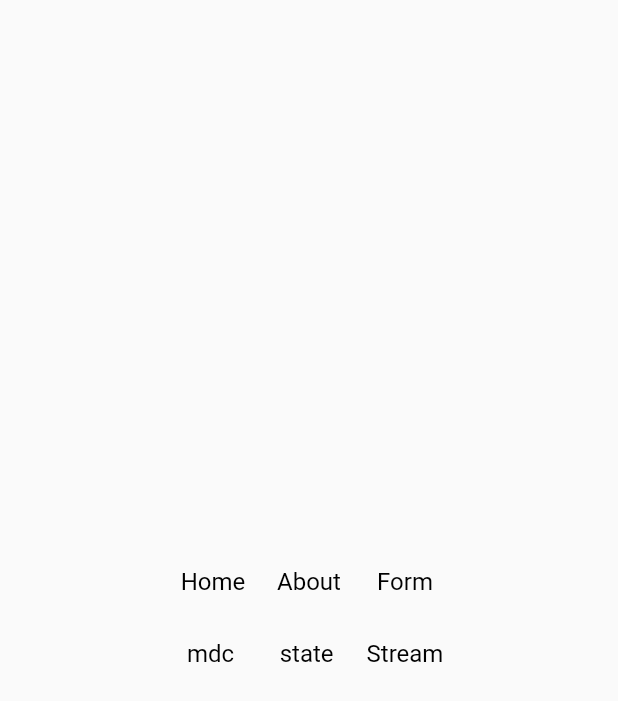
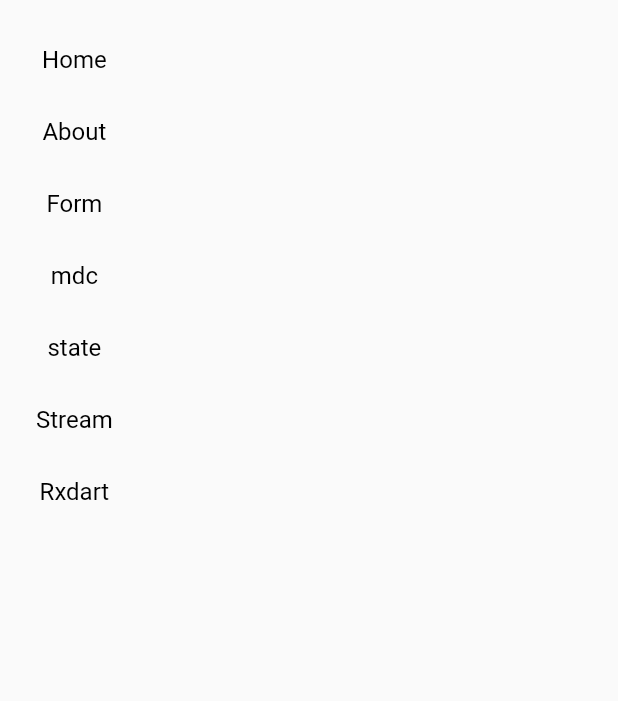
Before and after one commit to symboll/red, a Flutter app: the screen it shows after launch, on a phone screen of 412 x 824 dp. Shown: the top 701 px of the screen. Run offline on Flutter 3.47's test engine with Material 2 defaults, Android fonts, the phone set to English and light mode, and no system bars; our stand-ins replace rxdart.

Commit message:
feat: add rxdart

```diff
--- a/app/lib/demo/navigator_demo.dart
+++ b/app/lib/demo/navigator_demo.dart
@@ -15,17 +15,23 @@ class NavigatorDemo extends StatelessWidget {
   @override
   Widget build(BuildContext context) {
     return Scaffold(
-      body: Column(
-        mainAxisAlignment: MainAxisAlignment.center,
-        children: [
-          Row(
+      body: Container(
+        padding: EdgeInsets.all(16.0),
+        child: SafeArea(
+          child: SingleChildScrollView(
+            child: Theme(
+              data: ThemeData(
+                textButtonTheme: TextButtonThemeData(
+                  style: _style
+                )
+              ),
+              child: Column(
                 mainAxisAlignment: MainAxisAlignment.center,
                 children: [
                   TextButton(
                     onPressed: () {
                       Navigator.pushNamed(context, '/home');
                     },
-                style: _style,
                     child: Text('Home')
                   ),
                   TextButton(
@@ -37,45 +43,43 @@ class NavigatorDemo extends StatelessWidget {
                       // );
                       Navigator.pushNamed(context, '/about');
                     },
-                style: _style,
                     child: Text( 'About' )
                   ),
                   TextButton(
                     onPressed: () {
                       Navigator.pushNamed(context, '/form');
                     },
-                style: _style,
                     child: Text('Form')
-              )
-            ],
                   ),
-          Row(
-            mainAxisAlignment: MainAxisAlignment.center,
-            children: [
                   TextButton(
                     onPressed: () {
                       Navigator.pushNamed(context, '/mdc');
                     },
-                style: _style,
                     child: Text('mdc')
                   ),
                   TextButton(
                     onPressed: () {
                       Navigator.pushNamed(context, '/state');
                     },
-                style: _style,
                     child: Text('state')
                   ),
                   TextButton(
                     onPressed: () {
                       Navigator.pushNamed(context, '/stream');
                     },
-                style: _style,
                     child: Text('Stream')
+                  ),
+                  TextButton(
+                    onPressed: () {
+                      Navigator.pushNamed(context, '/rxdart');
+                    },
+                    child: Text('Rxdart')
                   ),
                 ],
               )
-        ],
+            ),
+          ),
+        )
       ),
     );
   }
--- a/app/lib/main.dart
+++ b/app/lib/main.dart
@@ -1,3 +1,4 @@
+
 import 'package:flutter/material.dart';
 import 'demo/listview_demo.dart';
 import 'demo/drawer_demo.dart';
@@ -11,7 +12,8 @@ import 'demo/navigator_demo.dart' as Nav;
 import 'demo/form/index.dart';
 import 'demo/material/index.dart';
 import 'demo/state/index.dart';
-import 'demo/stream/index.dart';
+import 'demo/stream/stream_demo.dart';
+import 'demo/rxdart/rxdart_demo.dart';
 void main () => runApp(App());
 
 class App extends StatelessWidget {
@@ -28,7 +30,8 @@ class App extends StatelessWidget {
         '/form': (context)=> FormComponents(),
         '/mdc': (context) => MaterialComponents(),
         '/state': (context) => StateComponents(),
-        '/stream': (context) => StreamDemo()
+        '/stream': (context) => StreamDemo(),
+        '/rxdart': (context) => RxdartDemo()
       },
       theme: ThemeData(
         primarySwatch: Colors.yellow,
--- a/app/pubspec.yaml
+++ b/app/pubspec.yaml
@@ -25,6 +25,7 @@ dependencies:
     sdk: flutter
   intl: 0.17.0
   scoped_model: 1.1.0
+  rxdart: 0.26.0
   # The following adds the Cupertino Icons font to your application.
   # Use with the CupertinoIcons class for iOS style icons.
   cupertino_icons: ^1.0.0
```
Also changed, not shown: app/lib/demo/rxdart/rxdart_demo.dart (added, +105 -0 lines), app/lib/demo/stream/index.dart (deleted, +0 -29 lines), app/lib/demo/stream/stream_demo.dart (renamed from app/lib/demo/stream/stream_home_demo.dart, +8 -8 lines), app/pubspec.lock. Lines whose indentation alone changed are shown as unchanged.
